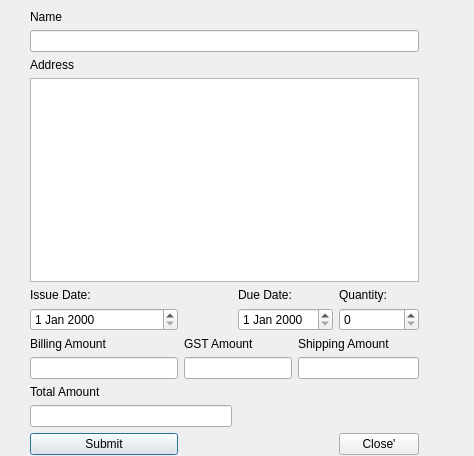
Old version of the form invoice.ui in the repository spal02482/SmartBill.
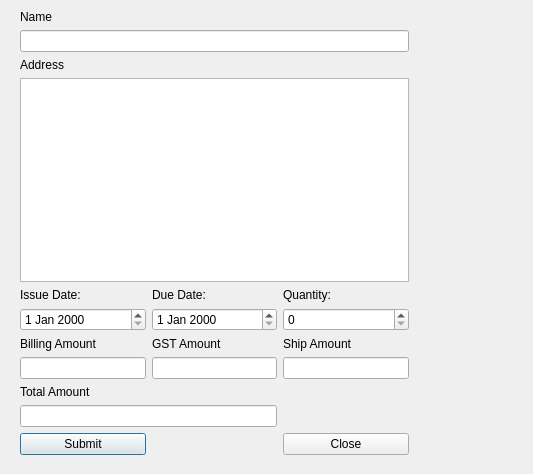
New version of the form.

```diff
--- a/invoice.ui
+++ b/invoice.ui
@@ -6,8 +6,8 @@
    <rect>
     <x>0</x>
     <y>0</y>
-    <width>474</width>
-    <height>456</height>
+    <width>533</width>
+    <height>474</height>
    </rect>
   </property>
   <property name="windowTitle">
@@ -16,7 +16,7 @@
   <widget class="QWidget" name="">
    <property name="geometry">
     <rect>
-     <x>30</x>
+     <x>20</x>
      <y>10</y>
      <width>389</width>
      <height>445</height>
@@ -30,8 +30,8 @@
       </property>
      </widget>
     </item>
-    <item row="1" column="0" colspan="5">
-     <widget class="QLineEdit" name="lineEdit"/>
+    <item row="1" column="0" colspan="3">
+     <widget class="QLineEdit" name="clientNameLineEdit"/>
     </item>
     <item row="2" column="0">
      <widget class="QLabel" name="nameLabel">
@@ -40,8 +40,8 @@
       </property>
      </widget>
     </item>
-    <item row="3" column="0" colspan="5">
-     <widget class="QPlainTextEdit" name="plainTextEdit"/>
+    <item row="3" column="0" colspan="3">
+     <widget class="QPlainTextEdit" name="clientAddressTextEdit"/>
     </item>
     <item row="4" column="0">
      <widget class="QLabel" name="issueDateLabel">
@@ -50,15 +50,15 @@
       </property>
      </widget>
     </item>
-    <item row="4" column="2">
-     <widget class="QLabel" name="label_4">
+    <item row="4" column="1">
+     <widget class="QLabel" name="dueDateLabel">
       <property name="text">
        <string>Due Date:</string>
       </property>
      </widget>
     </item>
-    <item row="4" column="4">
-     <widget class="QLabel" name="label_5">
+    <item row="4" column="2">
+     <widget class="QLabel" name="quantityLabel">
       <property name="text">
        <string>Quantity:</string>
       </property>
@@ -67,11 +67,11 @@
     <item row="5" column="0">
      <widget class="QDateEdit" name="issueDate"/>
     </item>
-    <item row="5" column="2" colspan="2">
-     <widget class="QDateEdit" name="dueDate"/>
+    <item row="5" column="1">
+     <widget class="QDateEdit" name="dueDateDateEdit"/>
     </item>
-    <item row="5" column="4">
-     <widget class="QSpinBox" name="spinBox"/>
+    <item row="5" column="2">
+     <widget class="QSpinBox" name="quantitySpinBox"/>
     </item>
     <item row="6" column="0">
      <widget class="QLabel" name="label_6">
@@ -80,28 +80,28 @@
       </property>
      </widget>
     </item>
-    <item row="6" column="1" colspan="2">
-     <widget class="QLabel" name="label_7">
+    <item row="6" column="1">
+     <widget class="QLabel" name="gstAmountLabel">
       <property name="text">
        <string>GST Amount</string>
       </property>
      </widget>
     </item>
-    <item row="6" column="3" colspan="2">
-     <widget class="QLabel" name="label_8">
+    <item row="6" column="2">
+     <widget class="QLabel" name="shipAmountLabel">
       <property name="text">
-       <string>Shipping Amount</string>
+       <string>Ship Amount</string>
       </property>
      </widget>
     </item>
     <item row="7" column="0">
      <widget class="QLineEdit" name="lineEdit_2"/>
     </item>
-    <item row="7" column="1" colspan="2">
-     <widget class="QLineEdit" name="lineEdit_3"/>
+    <item row="7" column="1">
+     <widget class="QLineEdit" name="gstAmountLineEdit"/>
     </item>
-    <item row="7" column="3" colspan="2">
-     <widget class="QLineEdit" name="lineEdit_4"/>
+    <item row="7" column="2">
+     <widget class="QLineEdit" name="shipAmountLineEdit"/>
     </item>
     <item row="8" column="0">
      <widget class="QLabel" name="label_9">
@@ -120,10 +120,10 @@
       </property>
      </widget>
     </item>
-    <item row="10" column="4">
-     <widget class="QPushButton" name="closeButton">
+    <item row="10" column="2">
+     <widget class="QPushButton" name="closeInvoicePushButton">
       <property name="text">
-       <string>Close'</string>
+       <string>Close</string>
       </property>
      </widget>
     </item>
```
Left out of the diff: 16 changed lines with no effect on the pictures.
